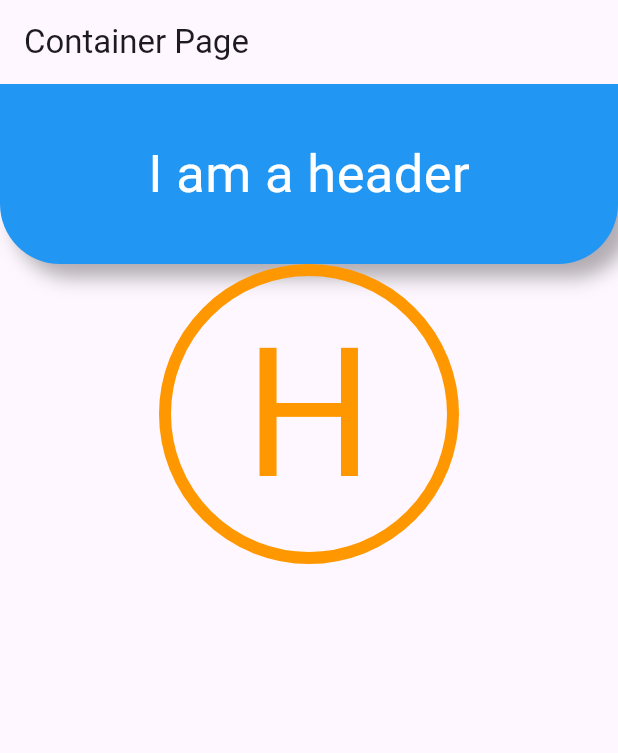
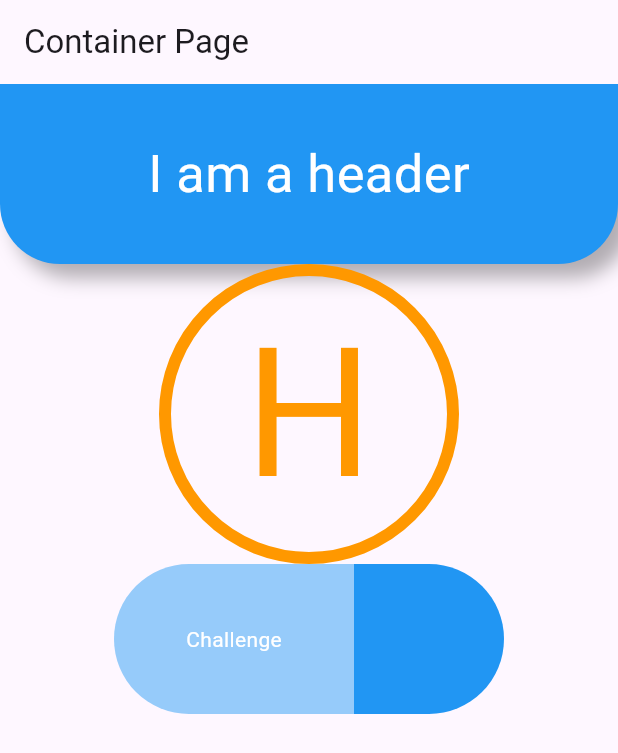
Before and after one commit to AlberthRuiz/future_flutter, a Flutter app: the screen it shows after launch, on a phone screen of 412 x 824 dp. Shown: the top 753 px of the screen. Run offline on Flutter 3.47's test engine with Material 3 defaults, Android fonts, the phone set to English and light mode, and no system bars.

Commit message:
container

```diff
--- a/lib/pages/container_page.dart
+++ b/lib/pages/container_page.dart
@@ -59,6 +59,36 @@ class ContainerPage extends StatelessWidget {
                   color: Colors.orange,
                 ),
               ),
+            ),
+            Row(
+              mainAxisAlignment: MainAxisAlignment.center,
+              children: [
+                Container(
+                  width: 160,
+                  height: 100,
+                  alignment: Alignment.center,
+                  decoration: BoxDecoration(
+                      color: Color(0xff96cbfa),
+                      borderRadius: BorderRadius.only(
+                        bottomLeft: Radius.circular(50),
+                        topLeft: Radius.circular(50),
+                      )),
+                  child: Text(
+                    "Challenge",
+                    style: TextStyle(color: Colors.white),
+                  ),
+                ),
+                Container(
+                  width: 100,
+                  height: 100,
+                  decoration: BoxDecoration(
+                      color: Colors.blue,
+                      borderRadius: BorderRadius.only(
+                        bottomRight: Radius.circular(50),
+                        topRight: Radius.circular(50),
+                      )),
+                )
+              ],
             )
           ],
         ),
```
